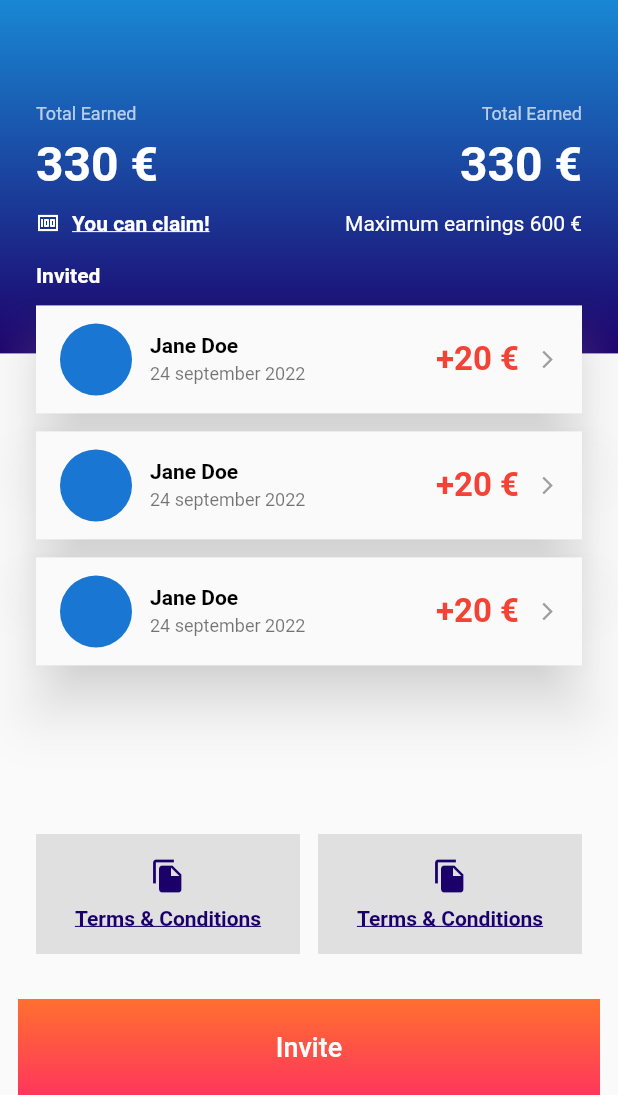
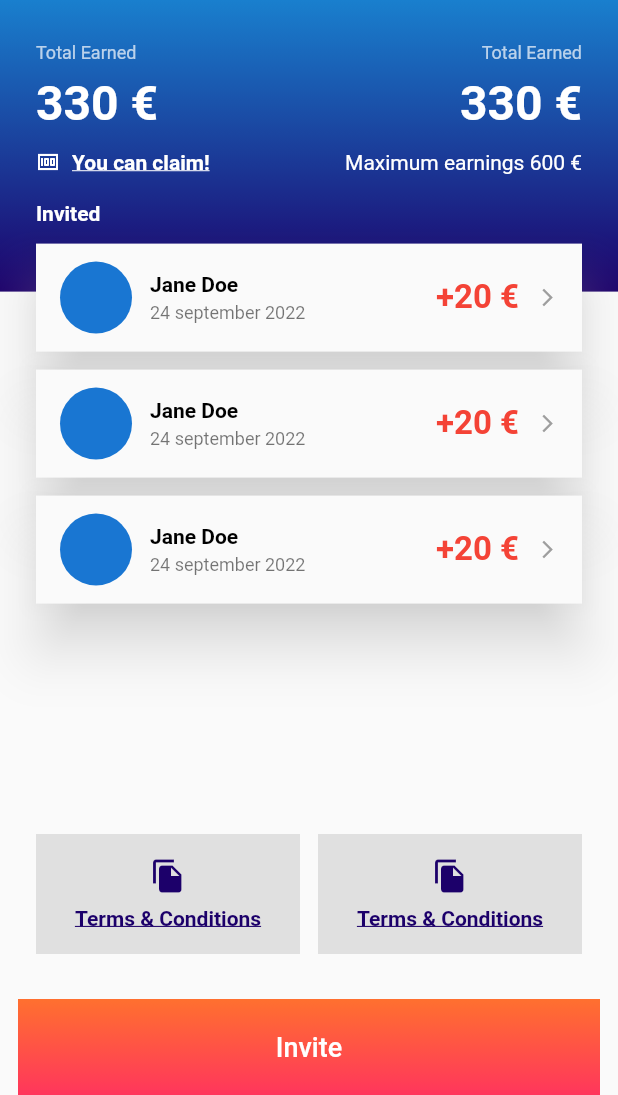
Before and after one commit to right7ctrl/maxidigital_case, a Flutter app: the screen it shows after launch, on a phone screen of 412 x 824 dp, the part 141-1236 px from its top. Run offline on Flutter 3.47's test engine with Material 2 defaults, Android fonts, the phone set to English and light mode, and no system bars; drawn by our look-alikes of auto_size_text.

Commit message:
Fix: minor ui fixes

```diff
--- a/lib/view/_widget/heading_widget.dart
+++ b/lib/view/_widget/heading_widget.dart
@@ -10,9 +10,7 @@ class HeadingWidget extends StatelessWidget {
 
   @override
   Widget build(BuildContext context) {
-    return Column(
-      children: [
-        Container(
+    return Container(
       padding: const EdgeInsets.only(top: kToolbarHeight, left: 24, right: 24),
       decoration: const BoxDecoration(
         gradient: LinearGradient(
@@ -23,7 +21,6 @@ class HeadingWidget extends StatelessWidget {
       ),
       height: headingHeight,
       child: Column(
-            mainAxisAlignment: MainAxisAlignment.spaceBetween,
         children: [
           Row(
             children: [
@@ -33,11 +30,12 @@ class HeadingWidget extends StatelessWidget {
             ],
           ),
           Expanded(
+            child: Padding(
+              padding: const EdgeInsets.only(bottom: 40),
               child: Column(
                 mainAxisAlignment: MainAxisAlignment.center,
                 children: [
                   Row(
-                      crossAxisAlignment: CrossAxisAlignment.end,
                     children: [
                       Expanded(
                         child: Column(
@@ -80,12 +78,11 @@ class HeadingWidget extends StatelessWidget {
                 ],
               ),
             ),
+          ),
           //Add some space between user list and heading content
           const SizedBox(height: 20),
         ],
       ),
-        ),
-      ],
     );
   }
 }
--- a/lib/view/invite_view.dart
+++ b/lib/view/invite_view.dart
@@ -9,7 +9,7 @@ class InviteView extends StatelessWidget {
   @override
   Widget build(BuildContext context) {
     final Size size = MediaQuery.of(context).size;
-    final double headingHeight = size.height * .4;
+    final double headingHeight = size.height * .35;
     const double bodyPadding = 20;
 
     return Scaffold(
```
Lines whose indentation alone changed are shown as unchanged.
